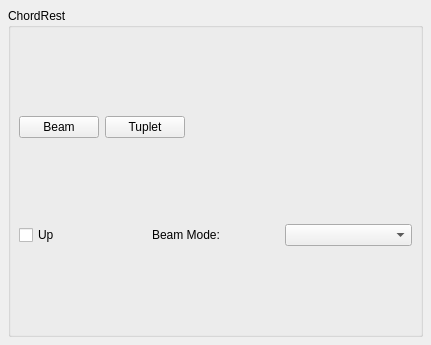
Old version of the form mscore/mscore/chordrest.ui in the repository musescore/musescore-old.
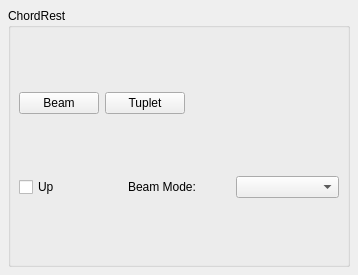
New version of the form.

Patch:
```diff
--- a/mscore/mscore/chordrest.ui
+++ b/mscore/mscore/chordrest.ui
@@ -8,8 +8,8 @@
    <rect>
     <x>0</x>
     <y>0</y>
-    <width>431</width>
-    <height>345</height>
+    <width>358</width>
+    <height>275</height>
    </rect>
   </property>
   <property name="windowTitle" >
```
Left out of the diff: 4 changed lines with no effect on the pictures.
